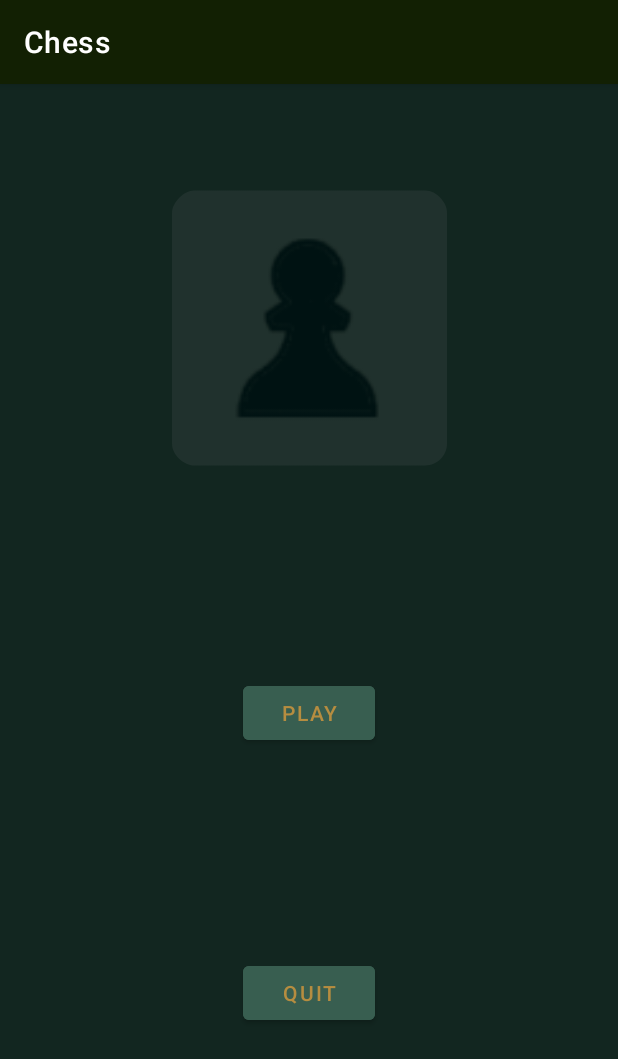
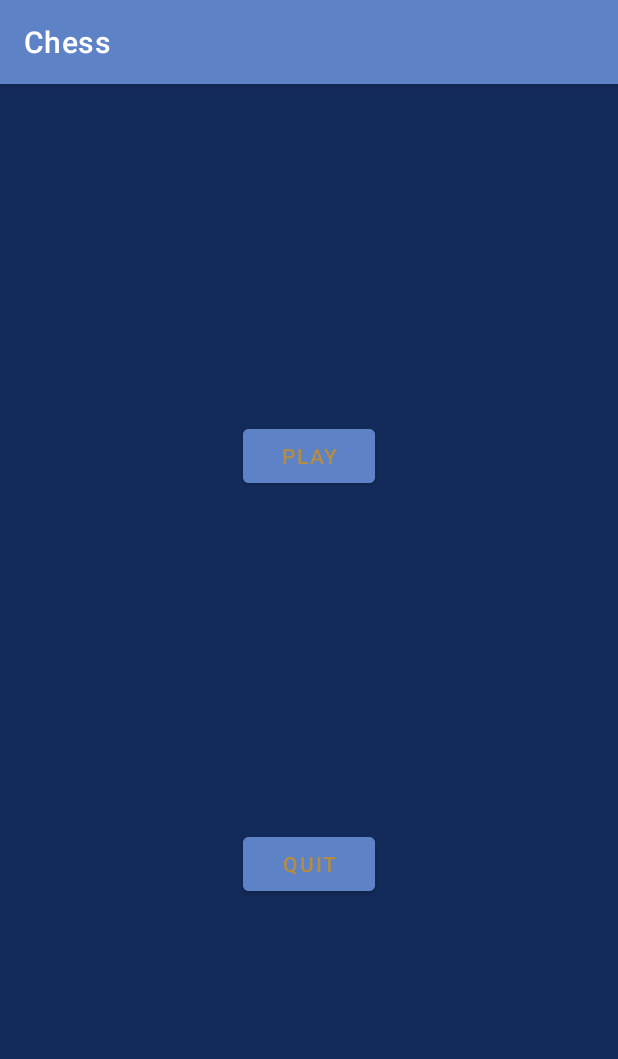
Before and after one commit to MarVer003/Chess, an Android app: the screen it shows after launch (HomeActivity), on a phone screen of 412 x 824 dp. Shown: the top 1059 px of the screen. Run offline under Robolectric (Android 15) with nearby library versions, the phone set to English and light mode, and no system bars.

Commit message:
Change of color

```diff
--- a/app/src/main/res/layout/activity_home.xml
+++ b/app/src/main/res/layout/activity_home.xml
@@ -7,17 +7,6 @@
     android:background="@color/charcoal_3"
     tools:context=".HomeActivity">
 
-    <ImageView
-        android:id="@+id/imageView"
-        android:layout_width="183dp"
-        android:layout_height="189dp"
-        android:layout_marginTop="68dp"
-        app:layout_constraintEnd_toEndOf="parent"
-        app:layout_constraintHorizontal_bias="0.5"
-        app:layout_constraintStart_toStartOf="parent"
-        app:layout_constraintTop_toTopOf="parent"
-        app:srcCompat="@mipmap/ic_launcher" />
-
     <Button
         android:id="@+id/B_play"
         android:layout_width="wrap_content"
@@ -26,8 +15,9 @@
         android:text="Play"
         app:layout_constraintBottom_toTopOf="@+id/B_quit"
         app:layout_constraintEnd_toEndOf="parent"
+        app:layout_constraintHorizontal_bias="0.501"
         app:layout_constraintStart_toStartOf="parent"
-        app:layout_constraintTop_toBottomOf="@+id/imageView" />
+        app:layout_constraintTop_toTopOf="parent" />
 
     <Button
         android:id="@+id/B_quit"
@@ -36,8 +26,8 @@
         android:backgroundTint="@color/charcoal"
         android:text="Quit"
         app:layout_constraintBottom_toBottomOf="parent"
-        app:layout_constraintEnd_toEndOf="parent"
-        app:layout_constraintStart_toStartOf="parent"
+        app:layout_constraintEnd_toEndOf="@+id/B_play"
+        app:layout_constraintStart_toStartOf="@+id/B_play"
         app:layout_constraintTop_toBottomOf="@+id/B_play" />
 
     <Button
@@ -56,14 +46,13 @@
         android:id="@+id/B_passNPlay"
         android:layout_width="wrap_content"
         android:layout_height="wrap_content"
+        android:backgroundTint="@color/charcoal"
         android:text="Pass &amp; Play"
         android:visibility="gone"
-        android:backgroundTint="@color/charcoal"
         app:layout_constraintBottom_toTopOf="@+id/B_bluetooth"
         app:layout_constraintEnd_toEndOf="parent"
-        app:layout_constraintHorizontal_bias="0.5"
         app:layout_constraintStart_toStartOf="parent"
-        app:layout_constraintTop_toBottomOf="@+id/imageView" />
+        app:layout_constraintTop_toTopOf="parent"/>
 
     <Button
         android:id="@+id/B_bluetooth"
@@ -74,7 +63,6 @@
         android:visibility="gone"
         app:layout_constraintBottom_toBottomOf="parent"
         app:layout_constraintEnd_toEndOf="parent"
-        app:layout_constraintHorizontal_bias="0.5"
         app:layout_constraintStart_toStartOf="parent"
         app:layout_constraintTop_toBottomOf="@+id/B_passNPlay" />
 
@@ -87,9 +75,8 @@
         android:visibility="gone"
         app:layout_constraintBottom_toTopOf="@+id/B_client"
         app:layout_constraintEnd_toEndOf="parent"
-        app:layout_constraintHorizontal_bias="0.5"
         app:layout_constraintStart_toStartOf="parent"
-        app:layout_constraintTop_toBottomOf="@+id/imageView" />
+        app:layout_constraintTop_toTopOf="parent"/>
 
     <Button
         android:id="@+id/B_client"
@@ -100,7 +87,6 @@
         android:visibility="gone"
         app:layout_constraintBottom_toBottomOf="parent"
         app:layout_constraintEnd_toEndOf="parent"
-        app:layout_constraintHorizontal_bias="0.5"
         app:layout_constraintStart_toStartOf="parent"
         app:layout_constraintTop_toBottomOf="@+id/B_server" />
 
@@ -113,8 +99,7 @@
         android:visibility="gone"
         app:layout_constraintBottom_toTopOf="@+id/B_back"
         app:layout_constraintEnd_toEndOf="parent"
-        app:layout_constraintStart_toStartOf="parent"
-        app:layout_constraintTop_toBottomOf="@+id/imageView" />
+        app:layout_constraintStart_toStartOf="parent" />
 
 
 </androidx.constraintlayout.widget.ConstraintLayout>
--- a/app/src/main/res/layout/activity_main.xml
+++ b/app/src/main/res/layout/activity_main.xml
@@ -1010,7 +1010,6 @@
         android:id="@+id/B_newGame"
         android:layout_width="wrap_content"
         android:layout_height="wrap_content"
-        android:backgroundTint="@color/charcoal_2"
         android:text="New Game"
         app:layout_constraintBottom_toBottomOf="parent"
         app:layout_constraintEnd_toStartOf="@+id/B_undo"
@@ -1127,7 +1126,7 @@
         android:id="@+id/TW_timer"
         android:layout_width="wrap_content"
         android:layout_height="wrap_content"
-        android:text="00:00"
+        android:text=""
         android:textColor="@color/white"
         app:layout_constraintBottom_toTopOf="@+id/gridLayout"
         app:layout_constraintEnd_toEndOf="parent"
--- a/app/src/main/res/values/colors.xml
+++ b/app/src/main/res/values/colors.xml
@@ -1,8 +1,8 @@
 <?xml version="1.0" encoding="utf-8"?>
 <resources>
-    <color name="charcoal">#385E50</color>
-    <color name="charcoal_2">#122003</color>
-    <color name="charcoal_3">#FF122620</color>
+    <color name="charcoal_3">#132B5A</color>
+    <color name="charcoal_2">#5D83C6</color>
+    <color name="charcoal">#5D83C6</color>
     <color name="teal_200">#FF03DAC5</color>
     <color name="teal_700">#FF018786</color>
     <color name="white_square">#FFF4EBD0</color>FFF4EBD0
```
Also changed, not shown: app/src/main/java/com/example/chess/HomeActivity.java (+4 -20 lines), app/src/main/java/com/example/chess/MainActivity.java (+5 -80 lines).
